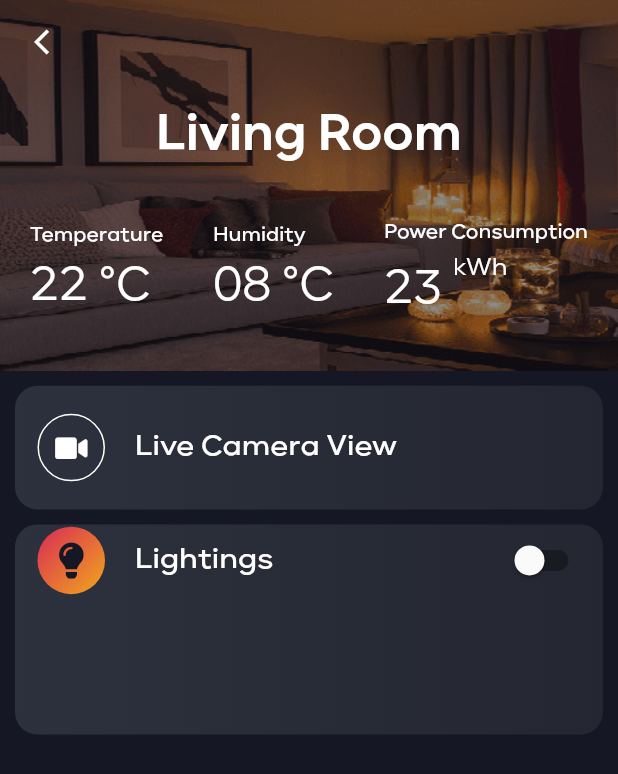
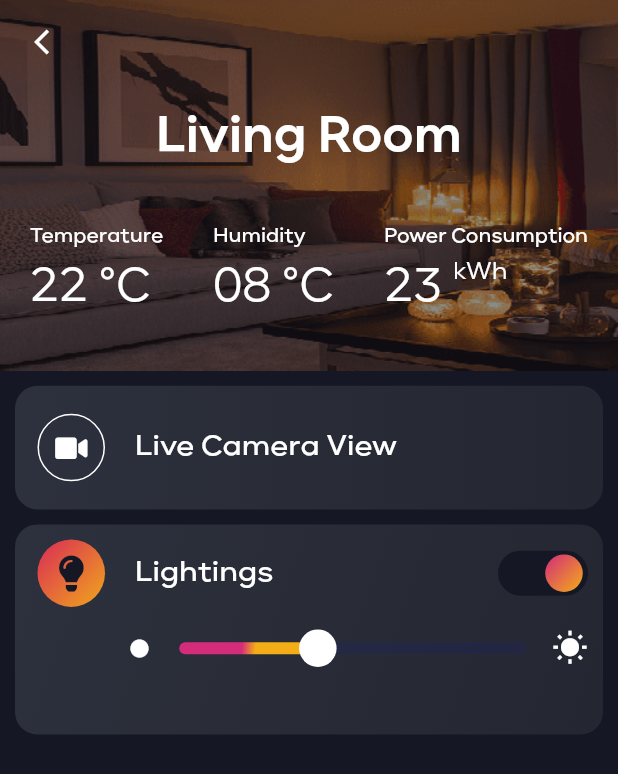
Before and after one commit to akram-mohammad/rooms_app, a Flutter app: the screen it shows after launch, on a phone screen of 412 x 824 dp. Shown: the top 774 px of the screen. Run offline on Flutter 3.47's test engine with Material 2 defaults, Android fonts, the phone set to English and light mode, and no system bars; drawn by our look-alikes of flutter_xlider; our stand-ins replace connectivity, font_awesome_flutter, sqflite; accounts and stored records are empty.

Commit message:
Slider/Switch Added to Details Screen

```diff
--- /dev/null
+++ b/lib/ui/screens/room_details_screen/lightings_comp.dart
@@ -0,0 +1,170 @@
+import 'package:flutter/material.dart';
+import 'package:flutter_xlider/flutter_xlider.dart';
+import 'package:font_awesome_flutter/font_awesome_flutter.dart';
+import 'package:rooms_app/ui/widgets/custom_switch.dart';
+import 'package:rooms_app/ui/widgets/easy_masked_icon.dart';
+
+class LightingComp extends StatefulWidget {
+  final Size mediaQuery;
+  final Function callback;
+  LightingComp(this.mediaQuery, {this.callback});
+  @override
+  _LightingCompState createState() => _LightingCompState();
+}
+
+class _LightingCompState extends State<LightingComp> {
+  double _currentSliderValue = 0.0;
+  bool _currentSwitchValue = true;
+
+  LinearGradient gradient = LinearGradient(colors: <Color>[
+    Colors.red,
+    Colors.orange,
+    Colors.yellow,
+    Colors.green,
+    Colors.blue,
+    Colors.blue[900],
+    Colors.purple
+  ]);
+  @override
+  Widget build(BuildContext context) {
+    return Container(
+      height: widget.mediaQuery.height * 0.17,
+      decoration: BoxDecoration(
+        borderRadius: BorderRadius.circular(15.0),
+        gradient: LinearGradient(
+          colors: [
+            Color(0xFF2D313D),
+            Color(0xFF242731),
+          ],
+          begin: Alignment(-1, -1),
+          end: Alignment(1, 1),
+        ),
+      ),
+      child: Padding(
+        padding: const EdgeInsets.all(10.0),
+        child: Column(
+          children: [
+            Row(
+              mainAxisAlignment: MainAxisAlignment.spaceBetween,
+              children: [
+                Row(
+                  children: [
+                    EasyMaskedIcon(
+                      child: Icon(
+                        FontAwesomeIcons.solidLightbulb,
+                        size: 24,
+                        color: Color(0xFF151824),
+                      ),
+                    ),
+                    SizedBox(
+                      width: 20.0,
+                    ),
+                    Text(
+                      'Lightings',
+                      style: Theme.of(context).textTheme.headline6,
+                    )
+                  ],
+                ),
+                // Switch.adaptive(
+                //     value: _currentSwitchValue,
+                //     onChanged: (val) {
+                //       setState(() {
+                //         _currentSwitchValue = val;
+                //       });
+                //     })
+                Center(
+                  child: Column(
+                    mainAxisAlignment: MainAxisAlignment.center,
+                    children: <Widget>[
+                      CustomSwitch(
+                        activeColor: Colors.pinkAccent,
+                        value: _currentSwitchValue,
+                        onChanged: (value) {
+                          print("VALUE : $value");
+                          setState(() {
+                            _currentSwitchValue = value;
+                          });
+                        },
+                      ),
+                    ],
+                  ),
+                ),
+              ],
+            ),
+
+            Row(
+              children: [
+                Expanded(
+                  child: SizedBox(),
+                  flex: 1,
+                ),
+                Icon(
+                  Icons.fiber_manual_record,
+                  color: Colors.white,
+                  size: 18.0,
+                ),
+                SizedBox(
+                  width: 5.0,
+                ),
+                Expanded(
+                  flex: 4,
+                  child: FlutterSlider(
+                    values: [40],
+                    max: 100,
+                    min: 0,
+                    tooltip: FlutterSliderTooltip(
+                      disabled: true,
+                    ),
+                    handlerHeight: 25.0,
+                    handler: FlutterSliderHandler(
+                      decoration: BoxDecoration(),
+                      child: Container(
+                        decoration: BoxDecoration(
+                            shape: BoxShape.circle, color: Colors.white),
+                      ),
+                    ),
+                    handlerAnimation: FlutterSliderHandlerAnimation(
+                        curve: Curves.elasticOut,
+                        reverseCurve: null,
+                        duration: Duration(milliseconds: 700),
+                        scale: 1.1),
+                    trackBar: FlutterSliderTrackBar(
+                        activeTrackBar: BoxDecoration(
+                            gradient: LinearGradient(
+                                colors: [Color(0xFFD42B7B), Color(0xFFF3AD17)],
+                                begin: Alignment(-1, -1),
+                                end: Alignment(1, 1),
+                                stops: [0.45, 0.55]),
+                            borderRadius: BorderRadius.circular(5)),
+                        activeTrackBarHeight: 8,
+                        inactiveDisabledTrackBarColor: Color(0xFF151824),
+                        inactiveTrackBarHeight: 8),
+                    onDragging: (handlerIndex, lowerValue, upperValue) {},
+                  ),
+                ),
+                SizedBox(
+                  width: 5.0,
+                ),
+                Icon(
+                  Icons.wb_sunny,
+                  color: Colors.white,
+                ),
+              ],
+            )
+            // Slider.adaptive(
+            //   value: _currentSliderValue,
+            //   min: 0,
+            //   max: 100,
+            //   label: _currentSliderValue.round().toString(),
+            //   onChanged: (double value) {
+            //     setState(() {
+            //       _currentSliderValue = value;
+            //     });
+            //   },
+            // )
+          ],
+        ),
+      ),
+    );
+  }
+}
--- a/lib/ui/screens/room_details_screen/room_details_screen.dart
+++ b/lib/ui/screens/room_details_screen/room_details_screen.dart
@@ -1,5 +1,6 @@
 import 'package:flutter/material.dart';
 import 'package:font_awesome_flutter/font_awesome_flutter.dart';
+import 'package:rooms_app/ui/screens/room_details_screen/lightings_comp.dart';
 import 'package:rooms_app/ui/widgets/detail_screen_image_comp.dart';
 import 'package:rooms_app/ui/widgets/easy_masked_icon.dart';
 import 'package:rooms_app/ui/widgets/item_icon.dart';
@@ -63,47 +64,7 @@ class RoomDetailsScreen extends StatelessWidget {
                   SizedBox(
                     height: 10.0,
                   ),
-                  Container(
-                    height: mediaQuery.height * 0.17,
-                    decoration: BoxDecoration(
-                      borderRadius: BorderRadius.circular(15.0),
-                      gradient: LinearGradient(
-                        colors: [Color(0xFF2D313D), Color(0xFF242731)],
-                      ),
-                    ),
-                    child: Padding(
-                      padding: const EdgeInsets.symmetric(horizontal: 10.0),
-                      child: Column(
-                        children: [
-                          Row(
-                            mainAxisAlignment: MainAxisAlignment.spaceBetween,
-                            children: [
-                              Row(
-                                children: [
-                                  EasyMaskedIcon(
-                                    child: Icon(
-                                      FontAwesomeIcons.solidLightbulb,
-                                      size: 24,
-                                      color: Theme.of(context).primaryColor,
-                                    ),
-                                  ),
-                                  SizedBox(
-                                    width: 20.0,
-                                  ),
-                                  Text(
-                                    'Lightings',
-                                    style:
-                                        Theme.of(context).textTheme.headline6,
-                                  )
-                                ],
-                              ),
-                              Switch.adaptive(value: false, onChanged: (val) {})
-                            ],
-                          ),
-                        ],
-                      ),
-                    ),
-                  ),
+                  LightingComp(mediaQuery),
                   SizedBox(
                     height: 5.0,
                   ),
--- /dev/null
+++ b/lib/ui/widgets/custom_switch.dart
@@ -0,0 +1,140 @@
+library custom_switch;
+
+import 'package:flutter/material.dart';
+
+class CustomSwitch extends StatefulWidget {
+  final bool value;
+  final ValueChanged<bool> onChanged;
+  final Color activeColor;
+  final Color inactiveColor;
+  final String activeText;
+  final String inactiveText;
+  final Color activeTextColor;
+  final Color inactiveTextColor;
+
+  const CustomSwitch(
+      {Key key,
+      this.value,
+      this.onChanged,
+      this.activeColor,
+      this.inactiveColor = Colors.grey,
+      this.activeText = '',
+      this.inactiveText = '',
+      this.activeTextColor = Colors.white70,
+      this.inactiveTextColor = Colors.white70})
+      : super(key: key);
+
+  @override
+  _CustomSwitchState createState() => _CustomSwitchState();
+}
+
+class _CustomSwitchState extends State<CustomSwitch>
+    with SingleTickerProviderStateMixin {
+  Animation _circleAnimation;
+  AnimationController _animationController;
+
+  @override
+  void initState() {
+    super.initState();
+    _animationController =
+        AnimationController(vsync: this, duration: Duration(milliseconds: 50));
+    _circleAnimation = AlignmentTween(
+            begin: widget.value ? Alignment.centerRight : Alignment.centerLeft,
+            end: widget.value ? Alignment.centerLeft : Alignment.centerRight)
+        .animate(CurvedAnimation(
+            parent: _animationController, curve: Curves.easeInOut));
+  }
+
+  @override
+  Widget build(BuildContext context) {
+    return AnimatedBuilder(
+      animation: _animationController,
+      builder: (context, child) {
+        return GestureDetector(
+          onTap: () {
+            if (_animationController.isCompleted) {
+              _animationController.reverse();
+            } else {
+              _animationController.forward();
+            }
+            widget.value == false
+                ? widget.onChanged(true)
+                : widget.onChanged(false);
+          },
+          child: Container(
+            width: 60.0,
+            height: 30.0,
+            decoration: BoxDecoration(
+              borderRadius: BorderRadius.circular(20.0),
+              // I commented here.
+              // color: _circleAnimation.value == Alignment.centerLeft
+              //     ? widget.inactiveColor
+              //     : widget.activeColor,
+
+              gradient: LinearGradient(
+                begin: Alignment.topRight,
+                end: Alignment.bottomLeft,
+                // You can set your own colors in here!
+                colors: [
+                  Theme.of(context).primaryColor,
+                  Theme.of(context).primaryColor,
+                ],
+              ),
+            ),
+            child: Padding(
+              padding: const EdgeInsets.only(
+                  top: 2.0, bottom: 2.0, right: 2.0, left: 2.0),
+              child: Row(
+                mainAxisAlignment: MainAxisAlignment.spaceBetween,
+                children: <Widget>[
+                  _circleAnimation.value == Alignment.centerRight
+                      ? Padding(
+                          padding: const EdgeInsets.only(left: 28.0, right: 0),
+                          child: Text(
+                            widget.activeText,
+                            style: TextStyle(
+                                color: widget.activeTextColor,
+                                fontWeight: FontWeight.w900,
+                                fontSize: 16.0),
+                          ),
+                        )
+                      : Container(),
+                  Align(
+                    alignment: _circleAnimation.value,
+                    child: Container(
+                      width: 25.0,
+                      height: 25.0,
+                      decoration: BoxDecoration(
+                        shape: BoxShape.circle,
+                        color: widget.value ? Colors.white : Colors.grey,
+                        gradient: widget.value
+                            ? LinearGradient(
+                                colors: [Color(0xFFD42B7B), Color(0xFFF3AD17)],
+                                begin: Alignment(-1, -1),
+                                end: Alignment(1, 1),
+                              )
+                            : null,
+                      ),
+                    ),
+                  ),
+                  _circleAnimation.value == Alignment.centerLeft
+                      ? Padding(
+                          padding: const EdgeInsets.only(left: 0, right: 28.0),
+                          child: Text(
+                            widget.inactiveText,
+                            style: TextStyle(
+                                color: widget.inactiveTextColor,
+                                fontWeight: FontWeight.w900,
+                                fontSize: 16.0),
+                          ),
+                        )
+                      : Container(),
+                ],
+              ),
+            ),
+          ),
+        );
+      },
+    );
+  }
+}
--- a/lib/ui/widgets/detail_screen_image_comp.dart
+++ b/lib/ui/widgets/detail_screen_image_comp.dart
@@ -73,12 +73,9 @@ class RoomDetailImageComp extends StatelessWidget {
                     Row(
                       crossAxisAlignment: CrossAxisAlignment.start,
                       children: [
-                        Padding(
-                          padding: const EdgeInsets.only(top: 4.0),
-                          child: Text(
-                            '23 ',
-                            style: Theme.of(context).textTheme.headline4,
-                          ),
+                        Text(
+                          '23 ',
+                          style: Theme.of(context).textTheme.headline4,
                         ),
                         Text(
                           'kWh',
--- a/lib/ui/widgets/item_icon.dart
+++ b/lib/ui/widgets/item_icon.dart
@@ -31,8 +31,6 @@ class ItemIcon extends StatelessWidget {
                     blendMode: BlendMode.srcOut,
                     shaderCallback: (bounds) => LinearGradient(
                           colors: [Color(0xFFDE5252), Color(0xFFEC8E2C)],
-                          begin: Alignment(-1, -1),
-                          end: Alignment(1, 1),
                         ).createShader(bounds),
                     child: child),
                 onPressed: () {},
--- a/pubspec.yaml
+++ b/pubspec.yaml
@@ -36,6 +36,8 @@ dependencies:
   path: ^1.8.0
   path_provider: ^2.0.1
   font_awesome_flutter: 9.1.0
+  flutter_xlider: ^3.4.0
+
 
 dev_dependencies:
   flutter_test:
```
Also changed, not shown: pubspec.lock.
